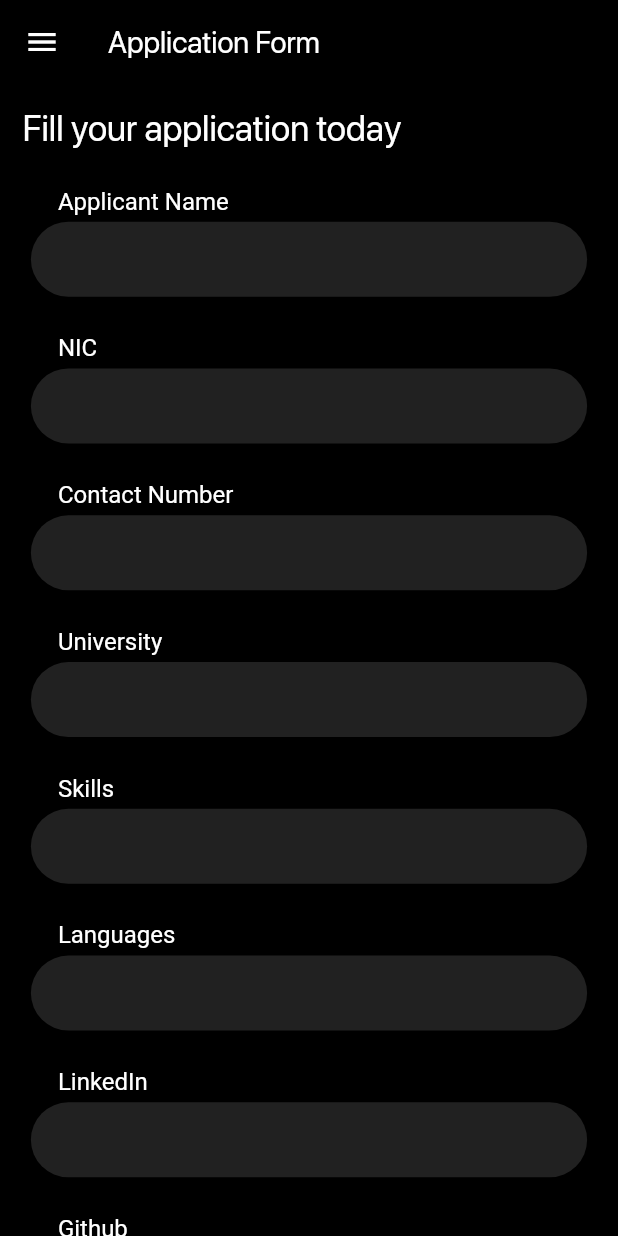
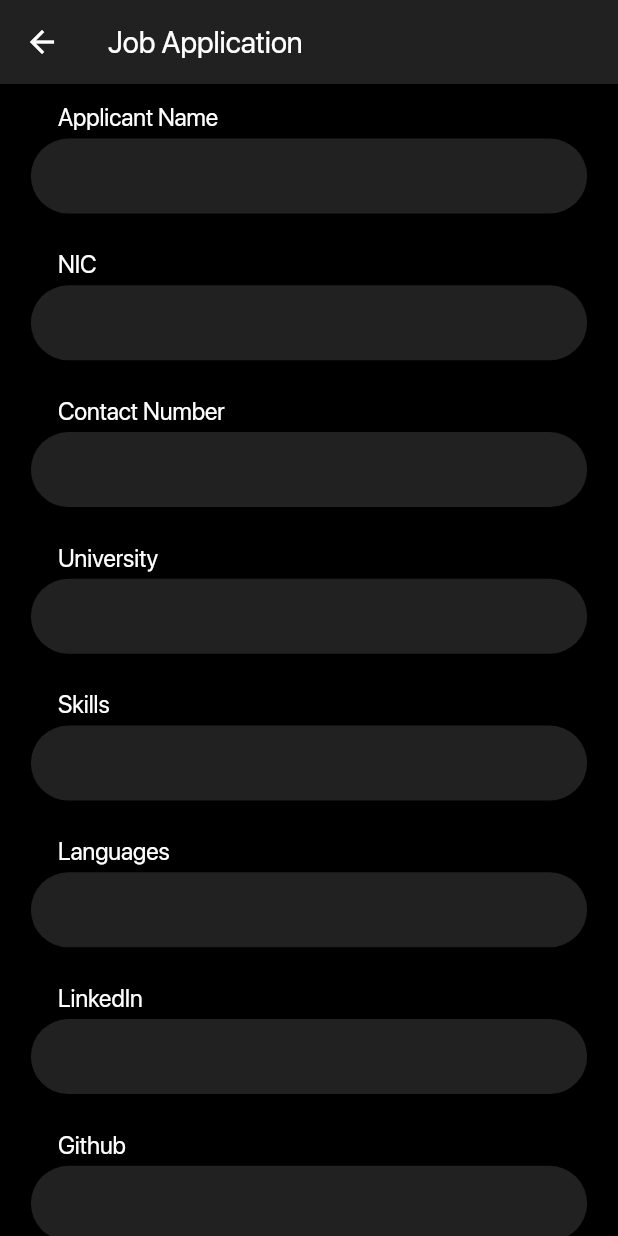
Before and after one commit to rusiruavb/LinkUp, a Flutter app: the ApplicationFormScreen screen opened by its route, on a phone screen of 412 x 824 dp. Run offline on Flutter 3.47's test engine with Material 2 defaults, Android fonts, the phone set to English and light mode, and no system bars; our stand-ins replace firebase_core, firebase_storage, font_awesome_flutter, image_cropper, image_picker; missing offline and left inert: dart:html; accounts and stored records are empty; network calls fail.

Commit message:
Connect application form with job card

```diff
--- a/lib/components/rounded_text_field.dart
+++ b/lib/components/rounded_text_field.dart
@@ -29,7 +29,7 @@ class RoundedTextField extends StatelessWidget {
             child: Text(
               text,
               style: const TextStyle(
-                fontFamily: fontFamilyRobotoRegular,
+                fontFamily: fontFamilySFPro,
                 fontSize: 16,
                 color: Colors.white,
                 fontWeight: FontWeight.normal,
@@ -47,7 +47,7 @@ class RoundedTextField extends StatelessWidget {
                   ? TextInputType.emailAddress
                   : TextInputType.text,
               style: const TextStyle(
-                fontFamily: fontFamilyRobotoRegular,
+                fontFamily: fontFamilySFPro,
                 fontSize: 18,
                 color: Colors.white,
               ),
--- a/lib/routes/page_routes.dart
+++ b/lib/routes/page_routes.dart
@@ -26,9 +26,13 @@ class PageRoutes {
         return PageRouteBuilder(
           pageBuilder: (_, __, ___) => const ApplicationFormScreen(),
           settings: settings,
-          transitionsBuilder: (_, opacity, __, child) => FadeTransition(
-            opacity: opacity,
+          transitionsBuilder: (context, animation, secondaryAnimation, child) =>
+              SlideTransition(
             child: child,
+            position: Tween<Offset>(
+              begin: const Offset(1.0, 0.0),
+              end: Offset.zero,
+            ).animate(animation),
           ),
         );
 
--- a/lib/screens/applicationform/applicationform_screen.dart
+++ b/lib/screens/applicationform/applicationform_screen.dart
@@ -27,51 +27,36 @@ class _ApplicationFormScreenState extends State<ApplicationFormScreen> {
   @override
   Widget build(BuildContext context) {
     final size = MediaQuery.of(context).size;
+    final orientation = MediaQuery.of(context).orientation;
 
     return Scaffold(
       appBar: AppBar(
-        backgroundColor: colorDarkBackground,
-        iconTheme: const IconThemeData(color: Colors.white),
+        title: const Text(
+          "Job Application",
+          style: TextStyle(fontFamily: fontFamilySFPro),
+        ),
+        backgroundColor: colorDarkMidGround,
         elevation: 0.0,
-        title: const Text(
-          "Application Form",
-          style: TextStyle(
-            fontFamily: "SF-Pro",
-            color: Colors.white,
-          ),
-        ),
       ),
       backgroundColor: colorDarkBackground,
-      drawer: const SideNavbar(),
       body: SingleChildScrollView(
+        child: Align(
+          alignment: Alignment.topCenter,
           child: Container(
-          width: size.width,
-          height: MediaQuery.of(context).orientation == Orientation.landscape
-              ? size.height * 2.15
-              : size.height * 1.2,
+            width: orientation == Orientation.landscape
+                ? size.width * 0.8
+                : size.width,
+            height: orientation == Orientation.landscape
+                ? size.height * 2
+                : size.height * 1.15,
             padding: const EdgeInsets.all(0.0),
             child: Padding(
               padding: const EdgeInsets.all(5.0),
               child: Form(
                 child: Column(
                   children: [
-                  Row(
-                    children: const [
-                      Padding(
-                        padding: EdgeInsets.only(left: 10, top: 10),
-                        child: Text(
-                          "Fill your application today",
-                          style: TextStyle(
-                            fontFamily: fontFamilySFPro,
-                            fontSize: 24,
-                            color: Colors.white,
-                          ),
-                        ),
-                      ),
-                    ],
-                  ),
                     SizedBox(
-                    height: size.height * 0.03,
+                      height: size.height * 0.01,
                     ),
                     RoundedTextField(
                       text: "Applicant Name",
@@ -175,7 +160,7 @@ class _ApplicationFormScreenState extends State<ApplicationFormScreen> {
                             height: size.height * 0.06,
                           )
                         : SizedBox(
-                          height: size.height * 0.03,
+                            height: size.height * 0.01,
                           ),
                     Padding(
                       padding: const EdgeInsets.only(
@@ -185,9 +170,9 @@ class _ApplicationFormScreenState extends State<ApplicationFormScreen> {
                       child: RoundedButton(
                         color: colorDarkForground,
                         fontSize: 14,
-                      height: 50,
-                      width: size.width * 0.4,
-                      text: "Sumbit",
+                        height: 45,
+                        width: 100,
+                        text: "Apply",
                         onPressed: () {
                           print("Button clicked");
                         },
@@ -199,6 +184,7 @@ class _ApplicationFormScreenState extends State<ApplicationFormScreen> {
             ),
           ),
         ),
+      ),
     );
   }
 }
--- a/lib/screens/jobs/jobs_screen.dart
+++ b/lib/screens/jobs/jobs_screen.dart
@@ -16,7 +16,7 @@ class _JobsScreenState extends State<JobsScreen> {
       alignment: Alignment.center,
       child: SingleChildScrollView(
         child: Column(
-          children: const [
+          children: [
             JobCard(
               companyLogo:
                   "https://www.freepnglogos.com/uploads/google-logo-png/google-logo-icon-png-transparent-background-osteopathy-16.png",
@@ -29,8 +29,11 @@ class _JobsScreenState extends State<JobsScreen> {
               qualifications: "Test",
               salary: "45000",
               type: "Full Time",
+              onClick: () {
+                Navigator.pushNamed(context, "/applicationform");
+              },
             ),
-            JobCard(
+            const JobCard(
               companyLogo:
                   "https://www.freepnglogos.com/uploads/google-logo-png/google-logo-icon-png-transparent-background-osteopathy-16.png",
               companyName: "Google In.",
```
Lines whose indentation alone changed are shown as unchanged.
